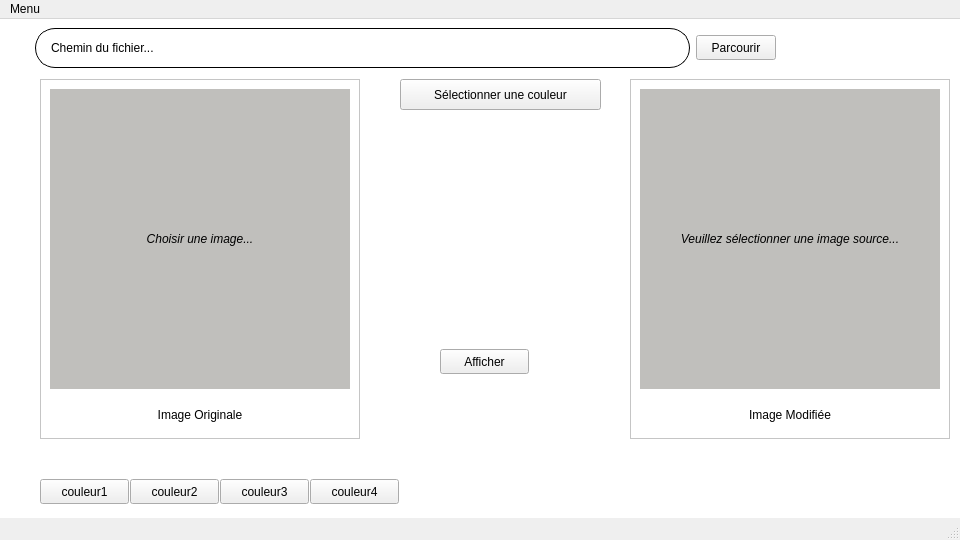
The window that HarmonieDesCouleurs/HarmonieDesCouleurs/harmoniedescouleurs.ui (thibaultodor/HarmonieDesCouleurs_ProjetImage) describes before a commit, drawn with Qt 5.
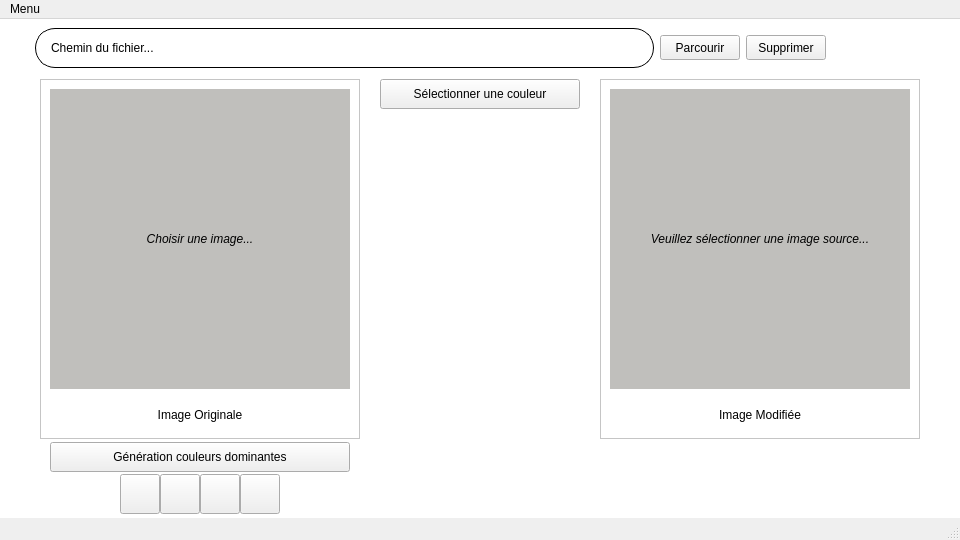
The same window after the commit. Icons and pictures are not drawn.

```diff
--- a/HarmonieDesCouleurs/HarmonieDesCouleurs/harmoniedescouleurs.ui
+++ b/HarmonieDesCouleurs/HarmonieDesCouleurs/harmoniedescouleurs.ui
@@ -117,6 +117,22 @@
        </property>
       </widget>
      </item>
+     <item>
+      <widget class="QPushButton" name="Supprimer">
+       <property name="maximumSize">
+        <size>
+         <width>80</width>
+         <height>25</height>
+        </size>
+       </property>
+       <property name="styleSheet">
+        <string notr="true">font: 11pt &quot;Sawasdee&quot;;</string>
+       </property>
+       <property name="text">
+        <string>Supprimer</string>
+       </property>
+      </widget>
+     </item>
      <item>
       <spacer name="horizontalSpacer">
        <property name="orientation">
@@ -127,7 +143,7 @@
        </property>
        <property name="sizeHint" stdset="0">
         <size>
-         <width>150</width>
+         <width>100</width>
          <height>36</height>
         </size>
        </property>
@@ -138,10 +154,10 @@
    <widget class="QPushButton" name="colorSelector">
     <property name="geometry">
      <rect>
-      <x>400</x>
+      <x>380</x>
       <y>60</y>
-      <width>201</width>
-      <height>31</height>
+      <width>200</width>
+      <height>30</height>
      </rect>
     </property>
     <property name="styleSheet">
@@ -272,7 +288,7 @@
    <widget class="QFrame" name="final_polaroid">
     <property name="geometry">
      <rect>
-      <x>630</x>
+      <x>600</x>
       <y>60</y>
       <width>320</width>
       <height>360</height>
@@ -368,66 +384,72 @@
    <widget class="QPushButton" name="dom_colors">
     <property name="geometry">
      <rect>
-      <x>440</x>
-      <y>330</y>
-      <width>89</width>
-      <height>25</height>
+      <x>50</x>
+      <y>423</y>
+      <width>300</width>
+      <height>30</height>
      </rect>
     </property>
+    <property name="styleSheet">
+     <string notr="true">font: 11pt &quot;Sawasdee&quot;;</string>
+    </property>
     <property name="text">
-     <string>Afficher</string>
+     <string>Génération couleurs dominantes</string>
     </property>
    </widget>
    <widget class="QPushButton" name="d_color_1">
     <property name="geometry">
      <rect>
-      <x>40</x>
-      <y>460</y>
-      <width>89</width>
-      <height>25</height>
+      <x>120</x>
+      <y>455</y>
+      <width>40</width>
+      <height>40</height>
      </rect>
     </property>
     <property name="text">
-     <string>couleur1</string>
+     <string/>
+    </property>
+    <property name="checkable">
+     <bool>false</bool>
     </property>
    </widget>
    <widget class="QPushButton" name="d_color_2">
     <property name="geometry">
      <rect>
-      <x>130</x>
-      <y>460</y>
-      <width>89</width>
-      <height>25</height>
+      <x>160</x>
+      <y>455</y>
+      <width>40</width>
+      <height>40</height>
      </rect>
     </property>
     <property name="text">
-     <string>couleur2</string>
+     <string/>
     </property>
    </widget>
    <widget class="QPushButton" name="d_color_3">
     <property name="geometry">
      <rect>
-      <x>220</x>
-      <y>460</y>
-      <width>89</width>
-      <height>25</height>
+      <x>200</x>
+      <y>455</y>
+      <width>40</width>
+      <height>40</height>
      </rect>
     </property>
     <property name="text">
-     <string>couleur3</string>
+     <string/>
     </property>
    </widget>
    <widget class="QPushButton" name="d_color_4">
     <property name="geometry">
      <rect>
-      <x>310</x>
-      <y>460</y>
-      <width>89</width>
-      <height>25</height>
+      <x>240</x>
+      <y>455</y>
+      <width>40</width>
+      <height>40</height>
      </rect>
     </property>
     <property name="text">
-     <string>couleur4</string>
+     <string/>
     </property>
    </widget>
    <zorder>background</zorder>
```
